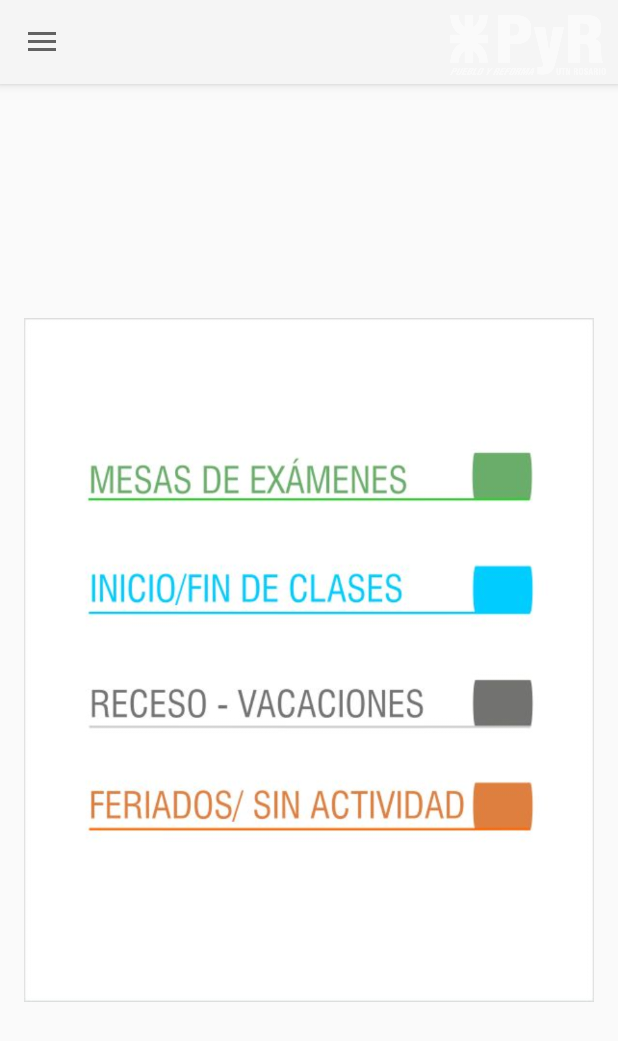
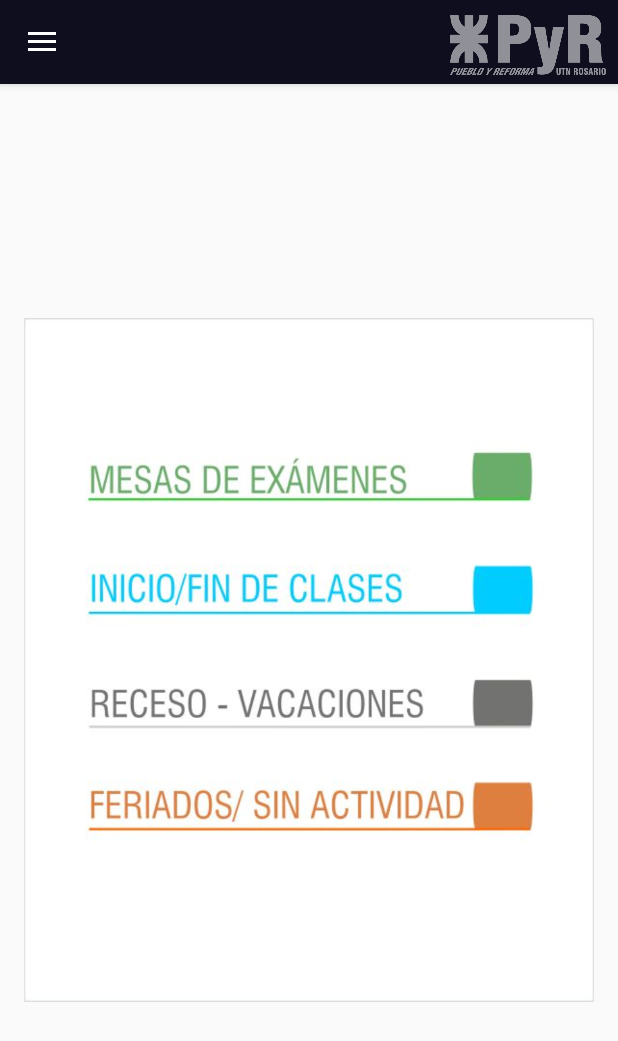
Before and after one commit to lukini26/PyR, an Android app: the CalendarActivity screen opened directly, with no data from a screen before it, on a phone screen of 412 x 824 dp. Shown: the top 1041 px of the screen. Run offline under Robolectric (Android 15) with nearby library versions, the phone set to English and light mode, and no system bars; our stand-ins replace Picasso; pictures from the network do not load.

Commit message:
borramos un par de gilada

```diff
--- a/app/build.gradle
+++ b/app/build.gradle
@@ -35,7 +35,7 @@ dependencies {
 
 
     compile 'com.android.support:appcompat-v7:27.0.0'
-    compile 'com.roomorama:caldroid:3.0.1'
+
     compile 'com.android.support.constraint:constraint-layout:1.0.2'
     compile 'com.github.barteksc:android-pdf-viewer:2.7.0'
     compile 'com.google.android.gms:play-services:11.0.4'
--- a/app/src/main/res/layout/activity_navigation_drawer.xml
+++ b/app/src/main/res/layout/activity_navigation_drawer.xml
@@ -11,7 +11,7 @@
 
         android:layout_width="match_parent"
         android:layout_height="?attr/actionBarSize"
-        android:theme="@style/AppBaseTheme" >
+        android:theme="@style/AppTheme" >
 
         <android.support.v7.widget.Toolbar
 
@@ -19,7 +19,7 @@
             android:layout_width="match_parent"
             android:layout_height="160dp"
             android:background="?attr/colorPrimary"
-            app:popupTheme="@style/AppBaseTheme" >
+            app:popupTheme="@style/AppTheme" >
 
         <RelativeLayout
             android:layout_width="wrap_content"
```
